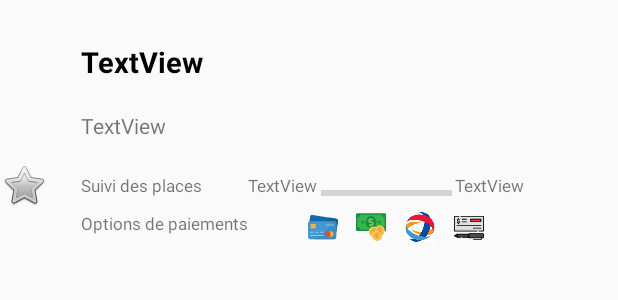
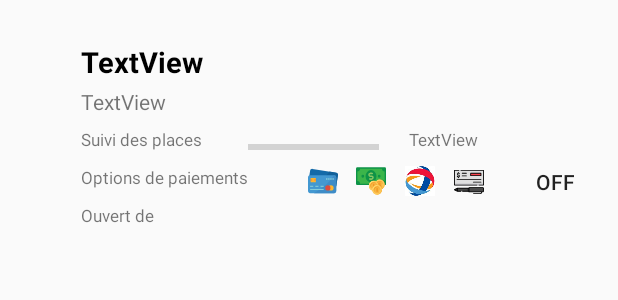
Before and after one commit to Dan243/parkin-nantes, an Android app: the layout parking_adapter.xml on its own in the app's theme, with its tools: preview values and no code run, on a phone screen of 412 x 824 dp. Shown: the top 300 px of the screen. Run offline under Robolectric (Android 15) with nearby library versions, the phone set to English and light mode, and no system bars.

Commit message:
Ajout de la material search bar et de l'horaire dans la liste des parkings

```diff
--- a/app/build.gradle
+++ b/app/build.gradle
@@ -78,7 +78,11 @@ dependencies {
     implementation 'android.arch.persistence.room:runtime:1.0.0'
     annotationProcessor 'android.arch.persistence.room:compiler:1.0.0'
 
+    // RECYCLER VIEW
     implementation 'com.android.support:recyclerview-v7:28.0.0'
+
+    // MATERIAL SEARCHBAR
+    implementation 'com.github.mancj:MaterialSearchBar:0.8.1'
 
 
 }
--- a/app/src/main/java/com/example/dmonunu/parkinnantes/Utilities/MarkerMap.java
+++ b/app/src/main/java/com/example/dmonunu/parkinnantes/Utilities/MarkerMap.java
@@ -1,7 +1,7 @@
 package com.example.dmonunu.parkinnantes.utilities;
 
 import com.example.dmonunu.parkinnantes.R;
-import com.example.dmonunu.parkinnantes.activities.MapView;
+import com.example.dmonunu.parkinnantes.activities.ParkingView;
 import com.example.dmonunu.parkinnantes.models.LightParking;
 import com.google.android.gms.maps.GoogleMap;
 import com.google.android.gms.maps.model.BitmapDescriptorFactory;
--- a/app/src/main/java/com/example/dmonunu/parkinnantes/activities/ParkingPresenterImpl.java
+++ b/app/src/main/java/com/example/dmonunu/parkinnantes/activities/ParkingPresenterImpl.java
@@ -69,7 +69,7 @@ public class ParkingPresenterImpl implements ParkingPresenter {
                             dispoModels.add(record.getFields());
                         }
 
-                        parkingService.recupTousLesHoraires("244400404_parkings-publics-nantes-disponibilites", 100).enqueue(new Callback<BaseResponse<HoraireModel>>() {
+                        parkingService.recupTousLesHoraires("244400404_parkings-publics-nantes-horaires", 100).enqueue(new Callback<BaseResponse<HoraireModel>>() {
                             @Override
                             public void onResponse(Call<BaseResponse<HoraireModel>> call, Response<BaseResponse<HoraireModel>> response) {
                                 List<Record<HoraireModel>> records = response.body().getRecords();
--- a/app/src/main/java/com/example/dmonunu/parkinnantes/models/ParkingDataBase.java
+++ b/app/src/main/java/com/example/dmonunu/parkinnantes/models/ParkingDataBase.java
@@ -8,7 +8,7 @@ import androidx.room.Database;
 import androidx.room.Room;
 import androidx.room.RoomDatabase;
 
-@Database(entities = {LightParking.class}, version = 3, exportSchema = false)
+@Database(entities = {LightParking.class}, version = 4, exportSchema = false)
 public abstract class ParkingDataBase extends RoomDatabase {
 
     private static final String DATABASE_NAME = "parking_db";
@@ -21,6 +21,7 @@ public abstract class ParkingDataBase extends RoomDatabase {
                             // allow queries on the main thread.
                             // Don't do this on a real app! See PersistenceBasicSample for an example.
                             .allowMainThreadQueries()
+                            .fallbackToDestructiveMigration()
                             .build();
         }
         return INSTANCE;
--- a/app/src/main/java/com/example/dmonunu/parkinnantes/services/LightParkingDao.java
+++ b/app/src/main/java/com/example/dmonunu/parkinnantes/services/LightParkingDao.java
@@ -26,6 +26,7 @@ public interface LightParkingDao {
     @Query("UPDATE LightParking SET isFavorite = :test")
     void setFavorite(boolean test);
 
-
+    @Query("UPDATE LightParking SET isFavorite = :test")
+    void removeFavorite(boolean test);
 
 }
--- a/app/src/main/res/layout/parking_adapter.xml
+++ b/app/src/main/res/layout/parking_adapter.xml
@@ -5,24 +5,25 @@
     android:layout_width="match_parent"
     android:layout_height="match_parent">
 
-    <ImageButton
+    <ToggleButton
         android:id="@+id/favorite"
-        android:layout_width="wrap_content"
-        android:layout_height="101dp"
+        android:layout_width="40dp"
+        android:layout_height="52dp"
+        android:layout_marginStart="128dp"
         android:layout_marginTop="8dp"
+        android:layout_marginEnd="8dp"
         android:layout_marginBottom="100dp"
         android:background="#00ffffff"
-        android:onClick="onToggleStar"
-        android:src="@android:drawable/btn_star"
         app:layout_constraintBottom_toBottomOf="parent"
+        app:layout_constraintEnd_toEndOf="parent"
+        app:layout_constraintStart_toEndOf="@+id/parking_adapter_address"
         app:layout_constraintTop_toTopOf="parent"
-        app:layout_constraintVertical_bias="0.105"
-        tools:layout_editor_absoluteX="336dp" />
+        app:layout_constraintVertical_bias="0.132" />
 
     <TextView
         android:id="@+id/parking_adapter_name"
         android:layout_width="290dp"
-        android:layout_height="46dp"
+        android:layout_height="30dp"
         android:layout_marginTop="28dp"
         android:layout_marginEnd="68dp"
         android:text="TextView"
@@ -34,8 +35,8 @@
 
     <TextView
         android:id="@+id/parking_adapter_address"
-        android:layout_width="291dp"
-        android:layout_height="42dp"
+        android:layout_width="153dp"
+        android:layout_height="27dp"
         android:text="TextView"
         android:textSize="14sp"
         app:layout_constraintStart_toStartOf="@+id/parking_adapter_name"
@@ -47,7 +48,7 @@
         android:layout_width="87dp"
         android:layout_height="25dp"
         android:layout_marginStart="2dp"
-        app:layout_constraintStart_toEndOf="@+id/parking_adapter_nb_available_places"
+        app:layout_constraintStart_toEndOf="@+id/parking_adapter_constant_available_places"
         app:layout_constraintTop_toBottomOf="@+id/parking_adapter_address" />
 
     <TextView
@@ -59,26 +60,17 @@
         app:layout_constraintStart_toStartOf="@+id/parking_adapter_address"
         app:layout_constraintTop_toBottomOf="@+id/parking_adapter_address" />
 
-    <TextView
-        android:id="@+id/parking_adapter_nb_available_places"
-        android:layout_width="wrap_content"
-        android:layout_height="25dp"
-        android:layout_marginStart="2dp"
-        android:text="TextView"
-        android:textSize="11sp"
-        app:layout_constraintStart_toEndOf="@+id/parking_adapter_constant_available_places"
-        app:layout_constraintTop_toBottomOf="@+id/parking_adapter_address" />
 
     <TextView
         android:id="@+id/parking_adapter_nb_max_places"
         android:layout_width="wrap_content"
         android:layout_height="25dp"
+        android:layout_marginStart="2dp"
         android:layout_marginEnd="8dp"
-        android:layout_marginStart="2dp"
         android:text="TextView"
         android:textSize="11sp"
         app:layout_constraintEnd_toEndOf="parent"
-        app:layout_constraintHorizontal_bias="0.0"
+        app:layout_constraintHorizontal_bias="0.174"
         app:layout_constraintStart_toEndOf="@+id/parking_adapter_progressBar"
         app:layout_constraintTop_toBottomOf="@+id/parking_adapter_address" />
 
@@ -97,7 +89,7 @@
         android:layout_height="wrap_content"
         android:layout_marginStart="40dp"
         app:layout_constraintStart_toEndOf="@+id/parking_adapter_constant_payment_options"
-        app:layout_constraintTop_toBottomOf="@+id/parking_adapter_nb_available_places"
+        app:layout_constraintTop_toBottomOf="@+id/parking_adapter_nb_max_places"
         app:srcCompat="@drawable/ic_20dp_credit_card" />
 
     <ImageView
@@ -127,4 +119,35 @@
         app:layout_constraintTop_toTopOf="@+id/parking_adapter_total_imageview"
         app:srcCompat="@drawable/ic_40dp_cheque_color" />
 
+    <TextView
+        android:id="@+id/horaires"
+        android:layout_width="75dp"
+        android:layout_height="27dp"
+        android:layout_marginTop="4dp"
+        android:text="Ouvert de "
+        android:textSize="11sp"
+        app:layout_constraintStart_toStartOf="@+id/parking_adapter_address"
+        app:layout_constraintTop_toBottomOf="@+id/parking_adapter_cheque_imageview" />
+
+    <TextView
+        android:id="@+id/heure_debut"
+        android:layout_width="59dp"
+        android:layout_height="25dp"
+        android:layout_marginStart="8dp"
+        android:layout_marginEnd="8dp"
+        android:textSize="11sp"
+        app:layout_constraintEnd_toStartOf="@+id/heure_fin"
+        app:layout_constraintStart_toEndOf="@+id/horaires"
+        app:layout_constraintTop_toBottomOf="@+id/parking_adapter_constant_payment_options" />
+
+    <TextView
+        android:id="@+id/heure_fin"
+        android:layout_width="59dp"
+        android:layout_height="25dp"
+        android:layout_marginTop="4dp"
+        android:layout_marginEnd="52dp"
+        android:textSize="11sp"
+        app:layout_constraintEnd_toEndOf="@+id/parking_adapter_cheque_imageview"
+        app:layout_constraintTop_toBottomOf="@+id/parking_adapter_total_imageview" />
+
 </androidx.constraintlayout.widget.ConstraintLayout>
```
Also changed, not shown: app/src/main/java/com/example/dmonunu/parkinnantes/activities/ListParkingActivity.java (+7 -1 lines), app/src/main/java/com/example/dmonunu/parkinnantes/ui/ParkingAdapter.java (+60 -11 lines), app/src/main/res/layout/activity_list_parking.xml (+23 -2 lines).
